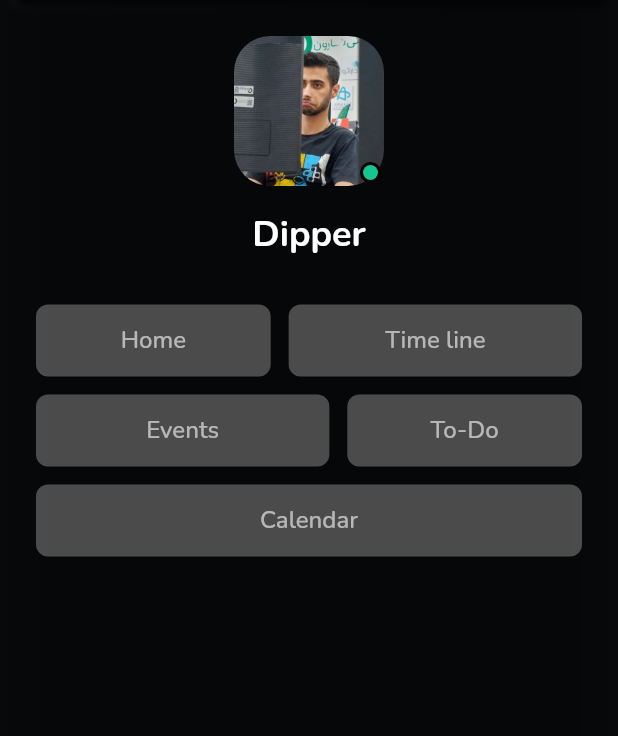
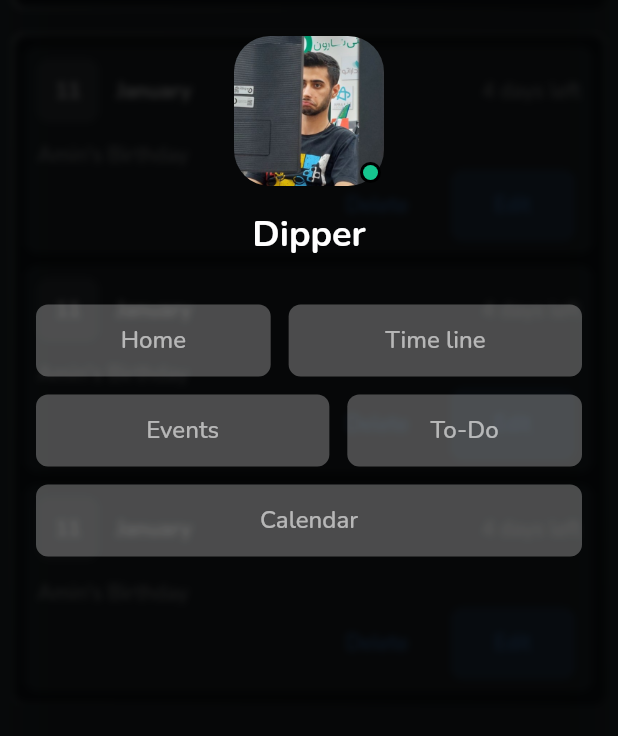
Before and after one commit to Taskamo/Taskamo-Flutter, a Flutter app: the EventScreen screen opened directly, after a tap on an icon or button, on a phone screen of 412 x 824 dp, the part 87-823 px from its top. Run offline on Flutter 3.47's test engine with Material 2 defaults, Android fonts, the phone set to English and light mode, and no system bars; drawn by our look-alikes of floating_bottom_navigation_bar; our stand-ins replace dio, dropdown_button2, flutter_bloc, flutter_secure_storage, flutter_svg, hive_flutter and 3 more; accounts and stored records are empty; project files that could hold a hidden picture were left out.

Commit message:
event screen

```diff
--- a/lib/ui/screens/calendar_screen/calendar_widget.dart
+++ b/lib/ui/screens/calendar_screen/calendar_widget.dart
@@ -12,7 +12,7 @@ class CalendarEventOfMonthWidget extends StatelessWidget {
   Widget build(BuildContext context) {
     return DecorationWidget(
       margin: const EdgeInsets.symmetric(vertical: 4, horizontal: 8),
-      container: Container(
+      child: Container(
         decoration: TaskamoDecoration.decoration,
         padding: const EdgeInsets.all(4),
         child: Column(
@@ -113,7 +113,7 @@ class CalendarWidget extends StatelessWidget {
   Widget build(BuildContext context) {
     return DecorationWidget(
       margin: const EdgeInsets.symmetric(vertical: 4, horizontal: 8),
-      container: Container(
+      child: Container(
         decoration: TaskamoDecoration.decoration,
         padding: const EdgeInsets.symmetric(
           horizontal: 16,
--- a/lib/ui/screens/event_screen/event_screen.dart
+++ b/lib/ui/screens/event_screen/event_screen.dart
@@ -1,4 +1,5 @@
 import 'package:flutter/material.dart';
+import 'package:taskamo/ui/screens/event_screen/event_widget.dart';
 import 'package:taskamo/ui/widgets/appbar_widget/appbar_widget.dart';
 import 'package:taskamo/ui/widgets/bottom_navigation_widget/bottom_navigation_widget.dart';
 import 'package:taskamo/ui/widgets/drawer_widget/drawer_widget.dart';
@@ -22,6 +23,7 @@ class EventScreen extends StatelessWidget {
                 SliverList(
                   delegate: SliverChildListDelegate(
                     [
+                      const Events(),
                       const SizedBox(height: 75),
                     ],
                   ),
--- /dev/null
+++ b/lib/ui/screens/event_screen/event_widget.dart
@@ -0,0 +1,137 @@
+import 'package:flutter/material.dart';
+import 'package:localization/localization.dart';
+import 'package:taskamo/ui/widgets/button_widget/button_widget.dart';
+import 'package:taskamo/ui/widgets/decoration_widget/decoration_widget.dart';
+import 'package:taskamo/utils/categories/locale_categories.dart';
+import 'package:taskamo/utils/styles/colors/taskamo_colors.dart';
+import 'package:taskamo/utils/styles/decoration/decoration.dart';
+
+class Events extends StatelessWidget {
+  const Events({Key? key}) : super(key: key);
+
+  @override
+  Widget build(BuildContext context) {
+    return DecorationWidget(
+      margin: const EdgeInsets.all(8),
+      child: Container(
+        padding: const EdgeInsets.all(4),
+        decoration: TaskamoDecoration.decoration,
+        child: Column(
+          children: _getEvents(),
+        ),
+      ),
+    );
+  }
+
+  List<Widget> _getEvents() {
+    List<Widget> result = [];
+    result.add(EventWidget());
+    result.add(EventWidget());
+    result.add(EventWidget());
+    return result;
+  }
+}
+
+class EventWidget extends StatelessWidget {
+  EventWidget({Key? key}) : super(key: key);
+  final List<String> months = [
+    "January",
+    "February",
+    "March",
+    "April",
+    "May",
+    "June",
+    "July",
+    "August",
+    "September",
+    "October",
+    "November",
+    "December",
+  ];
+
+  @override
+  Widget build(BuildContext context) {
+    return Container(
+      margin: const EdgeInsets.all(4),
+      padding: const EdgeInsets.all(8),
+      decoration: BoxDecoration(
+        borderRadius: BorderRadius.circular(8),
+        color: TaskamoColors.background,
+      ),
+      child: Column(
+        crossAxisAlignment: CrossAxisAlignment.stretch,
+        children: [
+          Row(
+            children: [
+              Container(
+                padding: const EdgeInsets.all(12),
+                decoration: BoxDecoration(
+                    borderRadius: BorderRadius.circular(8),
+                    color: TaskamoColors.white.withOpacity(0.1)),
+                child: Center(
+                  child: Text(
+                    "11",
+                    style: Theme.of(context).textTheme.displaySmall,
+                  ),
+                ),
+              ),
+              const SizedBox(width: 12),
+              Expanded(
+                child: Text(
+                  months[DateTime.now().month - 1],
+                  style: Theme.of(context).textTheme.displaySmall,
+                ),
+              ),
+              Text(
+                "4 days left",
+                style: Theme.of(context).textTheme.bodyMedium!.apply(
+                      color: TaskamoColors.secondaryText,
+                    ),
+              ),
+            ],
+          ),
+          const SizedBox(height: 12),
+          Text(
+            "Amin's Birthday",
+            style: Theme.of(context).textTheme.bodyMedium!.apply(
+                  color: TaskamoColors.secondaryText,
+                ),
+          ),
+          Row(
+            children: [
+              const Expanded(
+                flex: 2,
+                child: SizedBox(),
+              ),
+              Expanded(
+                flex: 1,
+                child: TextButtonWidget(
+                  margin: const EdgeInsets.symmetric(horizontal: 4),
+                  color: Colors.transparent,
+                  overlay: Colors.transparent,
+                  style: Theme.of(context).textTheme.bodyMedium!.apply(
+                        color: TaskamoColors.blue,
+                      ),
+                  text: TaskamoLocaleCategories.delete.i18n(),
+                  onPressed: () {},
+                ),
+              ),
+              Expanded(
+                flex: 1,
+                child: TextButtonWidget(
+                  margin: const EdgeInsets.symmetric(horizontal: 4),
+                  color: TaskamoColors.blue.withOpacity(0.1),
+                  style: Theme.of(context).textTheme.bodyMedium!.apply(
+                        color: TaskamoColors.blue,
+                      ),
+                  text: TaskamoLocaleCategories.edit.i18n(),
+                  onPressed: () {},
+                ),
+              ),
+            ],
+          )
+        ],
+      ),
+    );
+  }
+}
--- a/lib/ui/screens/home_screen/home_widget.dart
+++ b/lib/ui/screens/home_screen/home_widget.dart
@@ -23,7 +23,7 @@ class HomeEventWidget extends StatelessWidget {
   Widget build(BuildContext context) {
     return DecorationWidget(
       margin: const EdgeInsets.symmetric(vertical: 4, horizontal: 8),
-      container: Container(
+      child: Container(
         decoration: TaskamoDecoration.decoration,
         padding: const EdgeInsets.symmetric(
           horizontal: 16,
@@ -67,7 +67,7 @@ class HomeTimelineWidget extends StatelessWidget {
   Widget build(BuildContext context) {
     return DecorationWidget(
       margin: const EdgeInsets.symmetric(vertical: 4, horizontal: 8),
-      container: Container(
+      child: Container(
         decoration: TaskamoDecoration.decoration,
         padding: const EdgeInsets.symmetric(
           horizontal: 16,
@@ -138,7 +138,7 @@ class HomeCalendarWidget extends StatelessWidget {
   Widget build(BuildContext context) {
     return DecorationWidget(
       margin: const EdgeInsets.symmetric(vertical: 4, horizontal: 8),
-      container: Container(
+      child: Container(
         decoration: TaskamoDecoration.decoration,
         padding: const EdgeInsets.symmetric(
           horizontal: 16,
@@ -200,7 +200,7 @@ class HomeTaskWidget extends StatelessWidget {
         builder: (context, state) {
           return DecorationWidget(
             margin: const EdgeInsets.symmetric(vertical: 4, horizontal: 8),
-            container: Container(
+            child: Container(
               decoration: TaskamoDecoration.decoration,
               padding: const EdgeInsets.symmetric(
                 horizontal: 16,
--- a/lib/ui/screens/login_screen/login_screen.dart
+++ b/lib/ui/screens/login_screen/login_screen.dart
@@ -55,7 +55,7 @@ class _LoginScreenState extends State<LoginScreen> {
                       hasScrollBody: false,
                       child: DecorationWidget(
                         margin: const EdgeInsets.all(8),
-                        container: Container(
+                        child: Container(
                           padding: const EdgeInsets.symmetric(
                             horizontal: 8,
                             vertical: 32,
--- a/lib/ui/screens/task_screen/task_widget.dart
+++ b/lib/ui/screens/task_screen/task_widget.dart
@@ -109,7 +109,7 @@ class TabViewWidget extends StatelessWidget {
       builder: (context, state) {
         return DecorationWidget(
           margin: const EdgeInsets.fromLTRB(8, 4, 8, 8),
-          container: Container(
+          child: Container(
             decoration: TaskamoDecoration.decoration,
             padding: const EdgeInsets.symmetric(
               horizontal: 12,
--- a/lib/ui/screens/timeline_screen/timeline_widget.dart
+++ b/lib/ui/screens/timeline_screen/timeline_widget.dart
@@ -21,7 +21,7 @@ class TimelineAppbar extends StatelessWidget {
       actions: <Widget>[Container()],
       flexibleSpace: DecorationWidget(
         margin: const EdgeInsets.all(8),
-        container: Container(
+        child: Container(
           padding: const EdgeInsets.only(
             left: 16,
           ),
@@ -68,7 +68,7 @@ class TimelineWidget extends StatelessWidget {
   Widget build(BuildContext context) {
     return DecorationWidget(
       margin: const EdgeInsets.fromLTRB(8, 8, 8, 0),
-      container: Container(
+      child: Container(
         decoration: TaskamoDecoration.decoration,
         child: SfCalendar(
           dataSource: _getDataSource(),
--- a/lib/ui/widgets/appbar_widget/appbar_widget.dart
+++ b/lib/ui/widgets/appbar_widget/appbar_widget.dart
@@ -20,7 +20,7 @@ class TaskamoAppbar extends StatelessWidget {
         floating: true,
         actions: <Widget>[Container()],
         flexibleSpace: DecorationWidget(
-          container: Container(
+          child: Container(
             padding: const EdgeInsets.only(
               left: 16,
             ),
--- a/lib/ui/widgets/bottom_navigation_widget/bottom_navigation_widget.dart
+++ b/lib/ui/widgets/bottom_navigation_widget/bottom_navigation_widget.dart
@@ -35,7 +35,7 @@ class _BottomNavigationWidgetState extends State<BottomNavigationWidget> {
   Widget build(BuildContext context) {
     return DecorationWidget(
       margin: const EdgeInsets.all(8),
-      container: FloatingNavbar(
+      child: FloatingNavbar(
         borderRadius: 8,
         selectedBackgroundColor: Colors.transparent,
         backgroundColor: Theme.of(context).backgroundColor,
--- a/lib/ui/widgets/calendar_controller/calendar_contrller.dart
+++ b/lib/ui/widgets/calendar_controller/calendar_contrller.dart
@@ -40,7 +40,7 @@ class _CalendarRowControllerState extends State<CalendarRowController> {
       child: Row(
         children: [
           DecorationWidget(
-            container: ButtonWidget(
+            child: ButtonWidget(
               color: Theme.of(context).backgroundColor,
               widget: const IconWidget(
                 url: TaskamoIconCategories.arrowLeftSmall,
@@ -59,7 +59,7 @@ class _CalendarRowControllerState extends State<CalendarRowController> {
           Expanded(
             child: DecorationWidget(
               margin: const EdgeInsets.symmetric(horizontal: 4),
-              container: Container(
+              child: Container(
                 height: 48,
                 decoration: TaskamoDecoration.decoration,
                 child: Center(
@@ -72,7 +72,7 @@ class _CalendarRowControllerState extends State<CalendarRowController> {
             ),
           ),
           DecorationWidget(
-            container: ButtonWidget(
+            child: ButtonWidget(
               color: Theme.of(context).backgroundColor,
               widget: const IconWidget(
                 url: TaskamoIconCategories.arrowRightSmall,
--- a/lib/ui/widgets/decoration_widget/decoration_widget.dart
+++ b/lib/ui/widgets/decoration_widget/decoration_widget.dart
@@ -4,10 +4,10 @@ import 'package:taskamo/utils/styles/colors/taskamo_colors.dart';
 class DecorationWidget extends StatelessWidget {
   const DecorationWidget({
     Key? key,
-    required this.container,
+    required this.child,
     this.margin,
   }) : super(key: key);
-  final Widget container;
+  final Widget child;
   final EdgeInsets? margin;
 
   @override
@@ -19,7 +19,7 @@ class DecorationWidget extends StatelessWidget {
         borderRadius: BorderRadius.circular(8),
         gradient: TaskamoColors.backgroundGradient,
       ),
-      child: container,
+      child: child,
     );
   }
 }
--- a/lib/ui/widgets/drawer_widget/drawer_widget.dart
+++ b/lib/ui/widgets/drawer_widget/drawer_widget.dart
@@ -454,7 +454,7 @@ class DrawerAppbarWidget extends StatelessWidget {
   @override
   Widget build(BuildContext context) {
     return DecorationWidget(
-      container: Container(
+      child: Container(
         padding: const EdgeInsets.only(
           left: 16,
         ),
```
